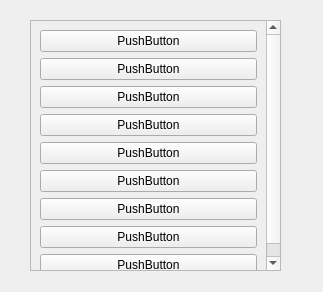
First picture: the form in QTUI/UIfiles/InterfacciaGrafica/form.ui, repository Accout-Personal/PythonClient, before the edit.
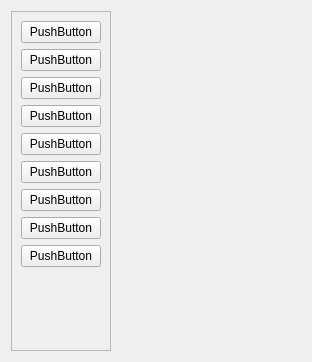
Second picture: the form after the edit.

What changed in the file:
```diff
--- a/QTUI/UIfiles/InterfacciaGrafica/form.ui
+++ b/QTUI/UIfiles/InterfacciaGrafica/form.ui
@@ -6,22 +6,22 @@
    <rect>
     <x>0</x>
     <y>0</y>
-    <width>323</width>
-    <height>292</height>
+    <width>312</width>
+    <height>362</height>
    </rect>
   </property>
+  <property name="sizePolicy">
+   <sizepolicy hsizetype="Preferred" vsizetype="Preferred">
+    <horstretch>0</horstretch>
+    <verstretch>0</verstretch>
+   </sizepolicy>
+  </property>
   <property name="windowTitle">
    <string>UIwindow</string>
   </property>
+  <layout class="QFormLayout" name="formLayout">
+   <item row="0" column="0">
   <widget class="QScrollArea" name="scrollArea">
-   <property name="geometry">
-    <rect>
-     <x>30</x>
-     <y>20</y>
-     <width>251</width>
-     <height>251</height>
-    </rect>
-   </property>
    <property name="acceptDrops">
     <bool>false</bool>
    </property>
@@ -32,69 +32,75 @@
     <property name="geometry">
      <rect>
       <x>0</x>
-      <y>-54</y>
-      <width>232</width>
+        <y>0</y>
+        <width>102</width>
       <height>303</height>
      </rect>
     </property>
-    <layout class="QVBoxLayout" name="verticalLayout">
-     <item>
+      <property name="sizePolicy">
+       <sizepolicy hsizetype="Preferred" vsizetype="Fixed">
+        <horstretch>0</horstretch>
+        <verstretch>0</verstretch>
+       </sizepolicy>
+      </property>
+      <layout class="QGridLayout" name="gridLayout_2">
+       <item row="3" column="0">
+        <widget class="QPushButton" name="pushButton_8">
+         <property name="text">
+          <string>PushButton</string>
+         </property>
+        </widget>
+       </item>
+       <item row="6" column="0">
+        <widget class="QPushButton" name="pushButton_6">
+         <property name="text">
+          <string>PushButton</string>
+         </property>
+        </widget>
+       </item>
+       <item row="2" column="0">
+        <widget class="QPushButton" name="pushButton_2">
+         <property name="text">
+          <string>PushButton</string>
+         </property>
+        </widget>
+       </item>
+       <item row="7" column="0">
+        <widget class="QPushButton" name="pushButton_4">
+         <property name="text">
+          <string>PushButton</string>
+         </property>
+        </widget>
+       </item>
+       <item row="0" column="0">
       <widget class="QPushButton" name="pushButton">
        <property name="text">
         <string>PushButton</string>
        </property>
       </widget>
      </item>
-     <item>
+       <item row="1" column="0">
       <widget class="QPushButton" name="pushButton_3">
        <property name="text">
         <string>PushButton</string>
        </property>
       </widget>
      </item>
-     <item>
-      <widget class="QPushButton" name="pushButton_2">
-       <property name="text">
-        <string>PushButton</string>
-       </property>
-      </widget>
-     </item>
-     <item>
-      <widget class="QPushButton" name="pushButton_8">
-       <property name="text">
-        <string>PushButton</string>
-       </property>
-      </widget>
-     </item>
-     <item>
+       <item row="4" column="0">
       <widget class="QPushButton" name="pushButton_7">
        <property name="text">
         <string>PushButton</string>
        </property>
       </widget>
      </item>
-     <item>
+       <item row="5" column="0">
       <widget class="QPushButton" name="pushButton_9">
        <property name="text">
         <string>PushButton</string>
        </property>
       </widget>
      </item>
-     <item>
-      <widget class="QPushButton" name="pushButton_6">
-       <property name="text">
-        <string>PushButton</string>
-       </property>
-      </widget>
-     </item>
-     <item>
-      <widget class="QPushButton" name="pushButton_4">
-       <property name="text">
-        <string>PushButton</string>
-       </property>
-      </widget>
-     </item>
-     <item>
+       <item row="8" column="0">
       <widget class="QPushButton" name="pushButton_5">
        <property name="text">
         <string>PushButton</string>
@@ -104,6 +110,8 @@
     </layout>
    </widget>
   </widget>
+   </item>
+  </layout>
  </widget>
  <resources/>
  <connections/>
```
Lines whose indentation alone changed are shown as unchanged.
